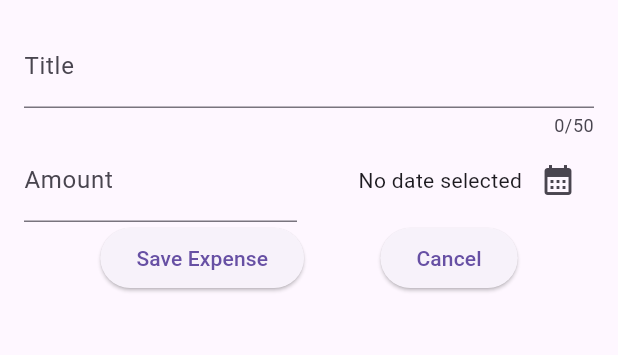
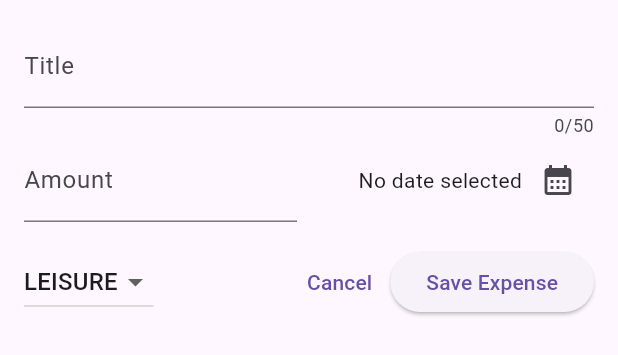
Before and after one commit to roryjarrard/expense_tracker, a Flutter app: the NewExpense widget shown alone on an empty page, opened directly, on a phone screen of 412 x 824 dp. Shown: the top 355 px of the screen. Run offline on Flutter 3.47's test engine with Material 3 defaults, Android fonts, the phone set to English and light mode, and no system bars.

Commit message:
add dropdown

```diff
--- a/lib/widgets/new_expense.dart
+++ b/lib/widgets/new_expense.dart
@@ -15,6 +15,7 @@ class _NewExpenseState extends State<NewExpense> {
   final _titleController = TextEditingController();
   final _amountController = TextEditingController();
   DateTime? _selectedDate;
+  Category _selectedCategory = Category.leisure;
 
   void _presentDatePicker() async {
     final now = DateTime.now();
@@ -96,20 +97,41 @@ class _NewExpenseState extends State<NewExpense> {
               ),
             ],
           ),
+          const SizedBox(height: 16),
           Row(
             mainAxisAlignment: MainAxisAlignment.spaceEvenly,
             children: [
+              DropdownButton(
+                value: _selectedCategory,
+                items: Category.values
+                    .map(
+                      (cat) => DropdownMenuItem(
+                        value: cat,
+                        child: Text(
+                          cat.name.toUpperCase(),
+                        ),
+                      ),
+                    )
+                    .toList(),
+                onChanged: (value) {
+                  if (value == null) return;
+                  setState(() {
+                    _selectedCategory = value;
+                  });
+                },
+              ),
+              const Spacer(),
+              TextButton(
+                onPressed: () {
+                  Navigator.pop(context);
+                },
+                child: const Text('Cancel'),
+              ),
               ElevatedButton(
                 onPressed: () {
                   Navigator.pop(context);
                 },
                 child: const Text('Save Expense'),
-              ),
-              ElevatedButton(
-                onPressed: () {
-                  Navigator.pop(context);
-                },
-                child: const Text('Cancel'),
               ),
             ],
           ),
```
